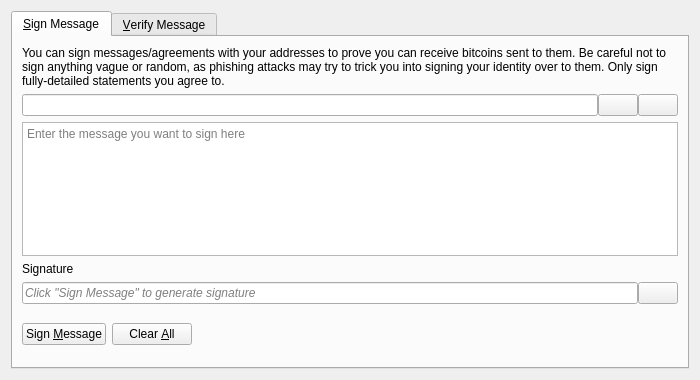
Above: src/qt/forms/signverifymessagedialog.ui from bitflate/bitflate before the change. Below: the same form after it.
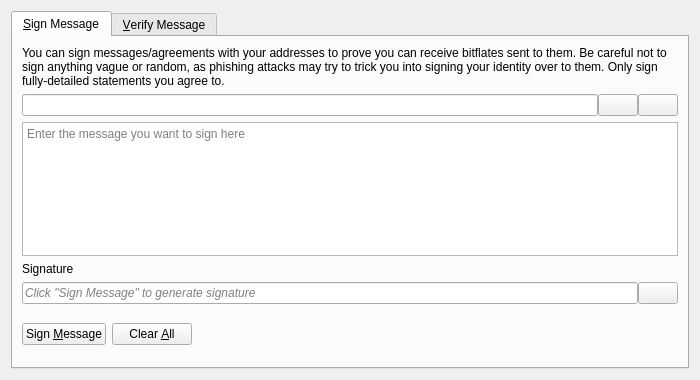
That is the form after the change. Icons and pictures are not drawn. Custom widgets are drawn as their Qt base class.

Commit message:
Apply Bitflate changes
Update block height of burried blocks

Add icons

Some UI rename

Add pixmaps ico file

Fix configure.ac client name and RPC port

Add bitcoin icons back, qrc file needs it

Update README.md to the correct reward code

The edit to the form file:
```diff
--- a/src/qt/forms/signverifymessagedialog.ui
+++ b/src/qt/forms/signverifymessagedialog.ui
@@ -30,7 +30,7 @@
        <item>
         <widget class="QLabel" name="infoLabel_SM">
          <property name="text">
-          <string>You can sign messages/agreements with your addresses to prove you can receive bitcoins sent to them. Be careful not to sign anything vague or random, as phishing attacks may try to trick you into signing your identity over to them. Only sign fully-detailed statements you agree to.</string>
+          <string>You can sign messages/agreements with your addresses to prove you can receive bitflates sent to them. Be careful not to sign anything vague or random, as phishing attacks may try to trick you into signing your identity over to them. Only sign fully-detailed statements you agree to.</string>
          </property>
          <property name="textFormat">
           <enum>Qt::PlainText</enum>
```
Left out of the diff: 8 changed lines with no effect on the pictures. The commit also changes 107 other files.
